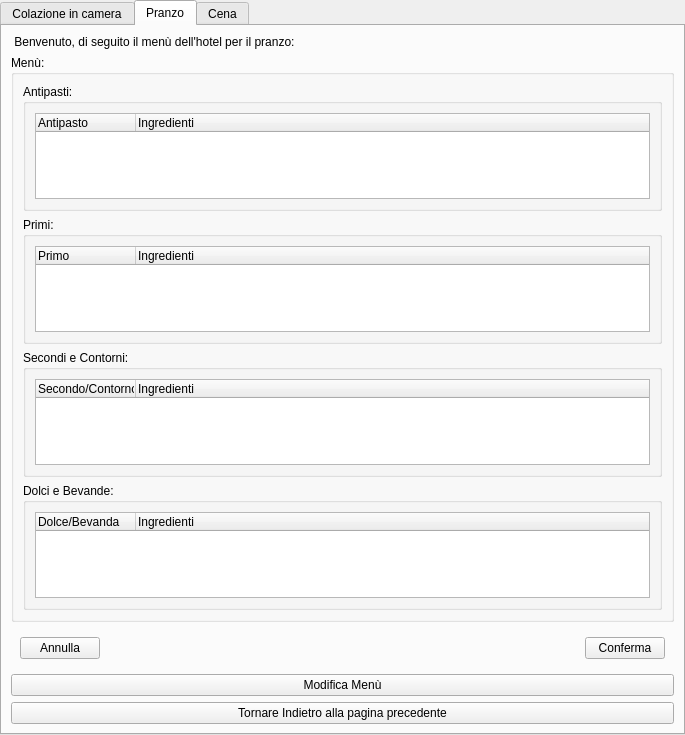
Before: the Qt Designer form ui/Titolare/GestioneCucina/GestioneCucinaInterfaccia.ui in mdoraz/Hotel, drawn with Qt 5.
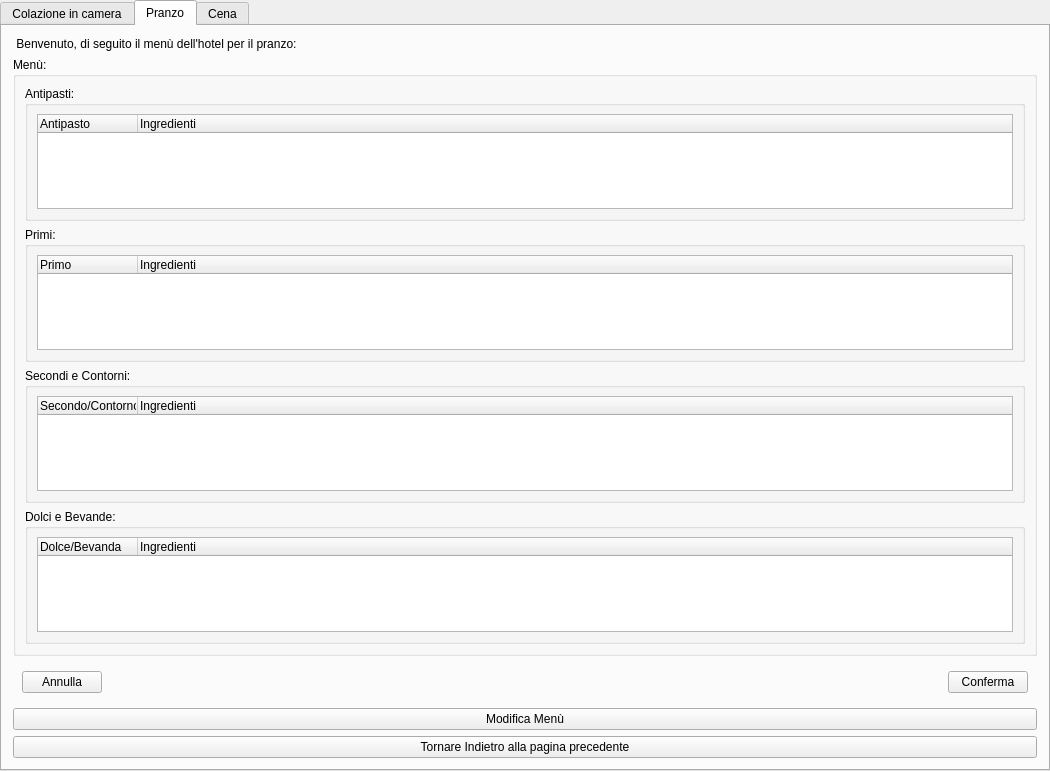
After: the same form once the commit is applied. The open tabs and pages were chosen to show the change.

What changed in the file:
```diff
--- a/ui/Titolare/GestioneCucina/GestioneCucinaInterfaccia.ui
+++ b/ui/Titolare/GestioneCucina/GestioneCucinaInterfaccia.ui
@@ -9,10 +9,22 @@
    <rect>
     <x>0</x>
     <y>0</y>
-    <width>685</width>
-    <height>735</height>
+    <width>1050</width>
+    <height>771</height>
    </rect>
   </property>
+  <property name="minimumSize">
+   <size>
+    <width>1050</width>
+    <height>750</height>
+   </size>
+  </property>
+  <property name="font">
+   <font>
+    <family>Arial</family>
+    <pointsize>9</pointsize>
+   </font>
+  </property>
   <property name="tabletTracking">
    <bool>true</bool>
   </property>
@@ -181,6 +193,18 @@
     <string>Pranzo</string>
    </attribute>
    <layout class="QVBoxLayout" name="verticalLayout_3">
+    <property name="leftMargin">
+     <number>11</number>
+    </property>
+    <property name="topMargin">
+     <number>11</number>
+    </property>
+    <property name="rightMargin">
+     <number>11</number>
+    </property>
+    <property name="bottomMargin">
+     <number>11</number>
+    </property>
     <item>
      <widget class="QLabel" name="labelIntroduzione_2">
       <property name="text">
@@ -194,14 +218,41 @@
        <string>Menù:</string>
       </property>
       <layout class="QVBoxLayout" name="verticalLayout">
+       <property name="leftMargin">
+        <number>9</number>
+       </property>
+       <property name="topMargin">
+        <number>9</number>
+       </property>
+       <property name="rightMargin">
+        <number>9</number>
+       </property>
+       <property name="bottomMargin">
+        <number>9</number>
+       </property>
        <item>
         <widget class="QGroupBox" name="groupboxAntipastiPranzo">
          <property name="title">
           <string>Antipasti:</string>
          </property>
          <layout class="QGridLayout" name="gridLayout_4">
+          <property name="leftMargin">
+           <number>9</number>
+          </property>
+          <property name="topMargin">
+           <number>8</number>
+          </property>
+          <property name="rightMargin">
+           <number>9</number>
+          </property>
+          <property name="bottomMargin">
+           <number>9</number>
+          </property>
           <item row="0" column="0">
            <widget class="QTreeWidget" name="treewidgetAntipastiPranzo">
+            <property name="frameShape">
+             <enum>QFrame::StyledPanel</enum>
+            </property>
             <property name="selectionMode">
              <enum>QAbstractItemView::NoSelection</enum>
             </property>
@@ -226,8 +277,23 @@
           <string>Primi:</string>
          </property>
          <layout class="QGridLayout" name="gridLayout_5">
+          <property name="leftMargin">
+           <number>9</number>
+          </property>
+          <property name="topMargin">
+           <number>8</number>
+          </property>
+          <property name="rightMargin">
+           <number>9</number>
+          </property>
+          <property name="bottomMargin">
+           <number>9</number>
+          </property>
           <item row="0" column="0">
            <widget class="QTreeWidget" name="treewidgetPrimoPranzo">
+            <property name="frameShape">
+             <enum>QFrame::StyledPanel</enum>
+            </property>
             <property name="selectionMode">
              <enum>QAbstractItemView::NoSelection</enum>
             </property>
@@ -252,8 +318,23 @@
           <string>Secondi e Contorni:</string>
          </property>
          <layout class="QGridLayout" name="gridLayout_6">
+          <property name="leftMargin">
+           <number>9</number>
+          </property>
+          <property name="topMargin">
+           <number>8</number>
+          </property>
+          <property name="rightMargin">
+           <number>9</number>
+          </property>
+          <property name="bottomMargin">
+           <number>9</number>
+          </property>
           <item row="0" column="0">
            <widget class="QTreeWidget" name="treewidgetSecondoContornoPranzo">
+            <property name="frameShape">
+             <enum>QFrame::StyledPanel</enum>
+            </property>
             <property name="selectionMode">
              <enum>QAbstractItemView::NoSelection</enum>
             </property>
@@ -278,8 +359,23 @@
           <string>Dolci e Bevande:</string>
          </property>
          <layout class="QGridLayout" name="gridLayout_7">
+          <property name="leftMargin">
+           <number>9</number>
+          </property>
+          <property name="topMargin">
+           <number>8</number>
+          </property>
+          <property name="rightMargin">
+           <number>9</number>
+          </property>
+          <property name="bottomMargin">
+           <number>9</number>
+          </property>
           <item row="0" column="0">
            <widget class="QTreeWidget" name="treewidgetDolciBevandePranzo">
+            <property name="frameShape">
+             <enum>QFrame::StyledPanel</enum>
+            </property>
             <property name="selectionMode">
              <enum>QAbstractItemView::NoSelection</enum>
             </property>
```
Left out of the diff: 148 changed lines with no effect on the pictures.
